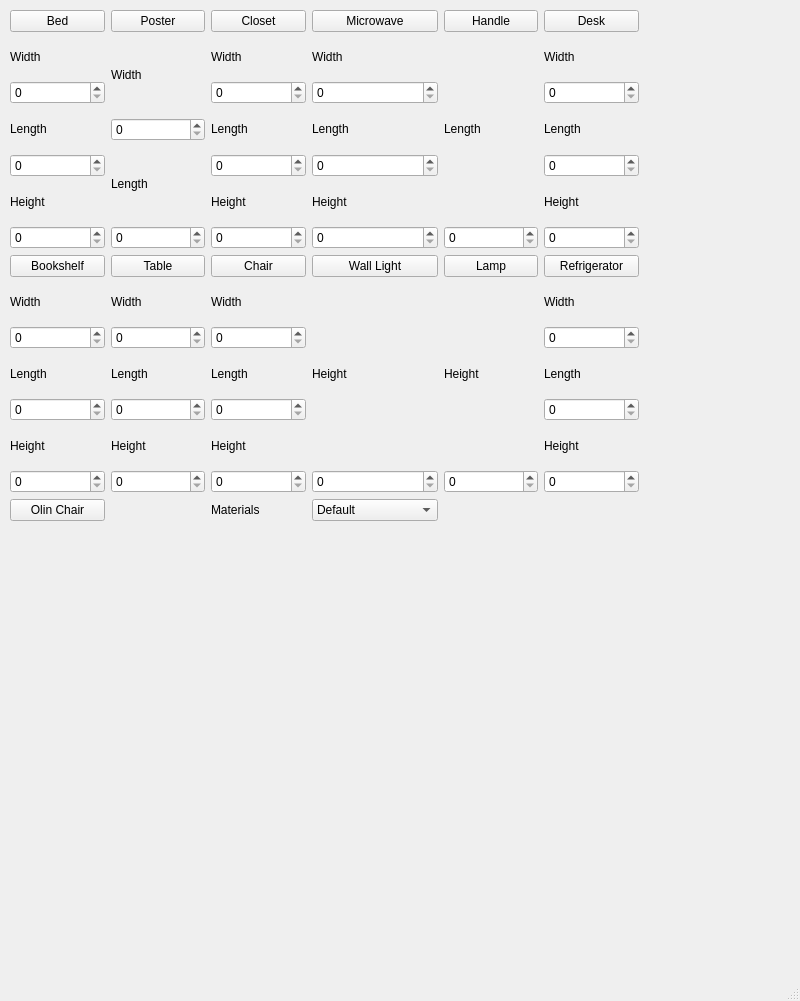
Old version of the form Gui5.ui in the repository nlintz/Room-Arranger.
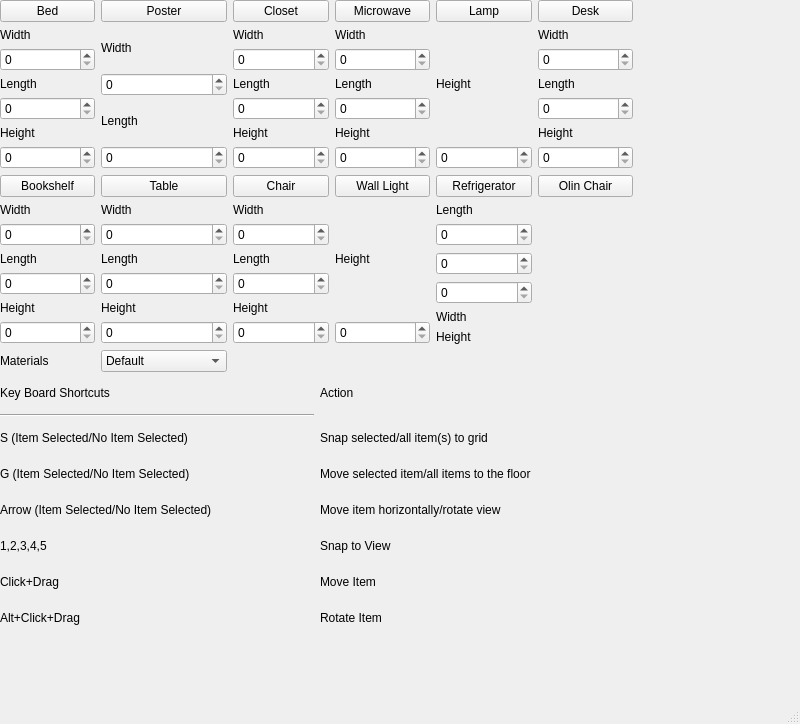
New version of the form.

The edit to the form file:
```diff
--- a/Gui5.ui
+++ b/Gui5.ui
@@ -7,22 +7,29 @@
     <x>0</x>
     <y>0</y>
     <width>800</width>
-    <height>1001</height>
+    <height>724</height>
    </rect>
   </property>
   <property name="windowTitle">
    <string>MainWindow</string>
   </property>
   <widget class="QWidget" name="centralwidget">
-   <widget class="QWidget" name="gridLayoutWidget">
+   <widget class="QWidget" name="">
     <property name="geometry">
      <rect>
-      <x>10</x>
-      <y>10</y>
-      <width>629</width>
-      <height>511</height>
+      <x>0</x>
+      <y>0</y>
+      <width>633</width>
+      <height>633</height>
      </rect>
     </property>
+    <layout class="QVBoxLayout" name="verticalLayout_9">
+     <item>
+      <layout class="QVBoxLayout" name="verticalLayout_8">
+       <item>
+        <layout class="QHBoxLayout" name="horizontalLayout"/>
+       </item>
+       <item>
     <layout class="QGridLayout" name="gridLayout">
      <item row="0" column="3">
       <widget class="QPushButton" name="MicrowaveButton">
@@ -269,62 +276,19 @@
       </widget>
      </item>
      <item row="3" column="5">
-      <layout class="QVBoxLayout" name="verticalLayout_12">
-       <item>
-        <widget class="QLabel" name="label_35">
-         <property name="text">
-          <string>Width</string>
-         </property>
-        </widget>
-       </item>
-       <item>
-        <widget class="QSpinBox" name="RefrigeratorWidth">
-         <property name="maximum">
-          <number>10</number>
-         </property>
-        </widget>
-       </item>
-       <item>
-        <widget class="QLabel" name="label_36">
-         <property name="text">
-          <string>Length</string>
-         </property>
-        </widget>
-       </item>
-       <item>
-        <widget class="QSpinBox" name="RefrigeratorLength">
-         <property name="maximum">
-          <number>10</number>
-         </property>
-        </widget>
-       </item>
-       <item>
-        <widget class="QLabel" name="label_37">
-         <property name="text">
-          <string>Height</string>
-         </property>
-        </widget>
-       </item>
-       <item>
-        <widget class="QSpinBox" name="RefrigeratorHeight">
-         <property name="maximum">
-          <number>10</number>
-         </property>
-        </widget>
-       </item>
-      </layout>
+          <layout class="QVBoxLayout" name="verticalLayout_12"/>
      </item>
      <item row="1" column="4">
       <layout class="QVBoxLayout" name="verticalLayout_13">
        <item>
-        <widget class="QLabel" name="label_33">
+            <widget class="QLabel" name="label_29">
          <property name="text">
-          <string>Length</string>
+              <string>Height</string>
          </property>
         </widget>
        </item>
        <item>
-        <widget class="QSpinBox" name="HandleLength">
+            <widget class="QSpinBox" name="LampHeight">
          <property name="maximum">
           <number>10</number>
          </property>
@@ -378,13 +342,6 @@
        </item>
       </layout>
      </item>
-     <item row="0" column="4">
-      <widget class="QPushButton" name="HandleButton">
-       <property name="text">
-        <string>Handle</string>
-       </property>
-      </widget>
-     </item>
      <item row="1" column="1">
       <layout class="QVBoxLayout" name="verticalLayout_2">
        <item>
@@ -466,28 +423,49 @@
      <item row="3" column="4">
       <layout class="QVBoxLayout" name="verticalLayout_15">
        <item>
-        <widget class="QLabel" name="label_29">
+            <widget class="QLabel" name="label_36">
+             <property name="text">
+              <string>Length</string>
+             </property>
+            </widget>
+           </item>
+           <item>
+            <widget class="QSpinBox" name="RefrigeratorHeight">
+             <property name="maximum">
+              <number>10</number>
+             </property>
+            </widget>
+           </item>
+           <item>
+            <widget class="QSpinBox" name="RefrigeratorLength">
+             <property name="maximum">
+              <number>10</number>
+             </property>
+            </widget>
+           </item>
+           <item>
+            <widget class="QSpinBox" name="RefrigeratorWidth">
+             <property name="maximum">
+              <number>10</number>
+             </property>
+            </widget>
+           </item>
+           <item>
+            <widget class="QLabel" name="label_35">
+             <property name="text">
+              <string>Width</string>
+             </property>
+            </widget>
+           </item>
+           <item>
+            <widget class="QLabel" name="label_37">
          <property name="text">
           <string>Height</string>
          </property>
         </widget>
        </item>
-       <item>
-        <widget class="QSpinBox" name="LampHeight">
-         <property name="maximum">
-          <number>10</number>
-         </property>
-        </widget>
-       </item>
-      </layout>
-     </item>
-     <item row="4" column="2">
-      <widget class="QLabel" name="MaterialsLabel">
-       <property name="text">
-        <string>Materials</string>
-       </property>
-      </widget>
-     </item>
+          </layout>
+         </item>
      <item row="2" column="2">
       <widget class="QPushButton" name="ChairButton">
        <property name="text">
@@ -495,20 +473,6 @@
        </property>
       </widget>
      </item>
-     <item row="4" column="0">
-      <widget class="QPushButton" name="OlinChairButton">
-       <property name="text">
-        <string>Olin Chair</string>
-       </property>
-      </widget>
-     </item>
-     <item row="2" column="4">
-      <widget class="QPushButton" name="LampButton">
-       <property name="text">
-        <string>Lamp</string>
-       </property>
-      </widget>
-     </item>
      <item row="0" column="2">
       <widget class="QPushButton" name="ClosetButton">
        <property name="text">
@@ -516,7 +480,81 @@
        </property>
       </widget>
      </item>
-     <item row="4" column="3">
+         <item row="0" column="5">
+          <widget class="QPushButton" name="DeskButton">
+           <property name="text">
+            <string>Desk</string>
+           </property>
+          </widget>
+         </item>
+         <item row="3" column="2">
+          <layout class="QVBoxLayout" name="verticalLayout_14">
+           <item>
+            <widget class="QLabel" name="label_24">
+             <property name="text">
+              <string>Width</string>
+             </property>
+            </widget>
+           </item>
+           <item>
+            <widget class="QSpinBox" name="ChairWidth">
+             <property name="maximum">
+              <number>10</number>
+             </property>
+            </widget>
+           </item>
+           <item>
+            <widget class="QLabel" name="label_25">
+             <property name="text">
+              <string>Length</string>
+             </property>
+            </widget>
+           </item>
+           <item>
+            <widget class="QSpinBox" name="ChairLength">
+             <property name="maximum">
+              <number>10</number>
+             </property>
+            </widget>
+           </item>
+           <item>
+            <widget class="QLabel" name="label_26">
+             <property name="text">
+              <string>Height</string>
+             </property>
+            </widget>
+           </item>
+           <item>
+            <widget class="QSpinBox" name="ChairHeight">
+             <property name="maximum">
+              <number>10</number>
+             </property>
+            </widget>
+           </item>
+          </layout>
+         </item>
+         <item row="0" column="4">
+          <widget class="QPushButton" name="LampButton">
+           <property name="text">
+            <string>Lamp</string>
+           </property>
+          </widget>
+         </item>
+         <item row="5" column="0">
+          <widget class="QLabel" name="MaterialsLabel">
+           <property name="text">
+            <string>Materials</string>
+           </property>
+          </widget>
+         </item>
+         <item row="2" column="4">
+          <widget class="QPushButton" name="RefrigeratorButton">
+           <property name="text">
+            <string>Refrigerator</string>
+           </property>
+          </widget>
+         </item>
+         <item row="5" column="1">
       <widget class="QComboBox" name="MaterialBox">
        <item>
         <property name="text">
@@ -595,91 +633,133 @@
        </item>
       </widget>
      </item>
-     <item row="0" column="5">
-      <widget class="QPushButton" name="DeskButton">
-       <property name="text">
-        <string>Desk</string>
-       </property>
-      </widget>
-     </item>
-     <item row="3" column="2">
-      <layout class="QVBoxLayout" name="verticalLayout_14">
-       <item>
-        <widget class="QLabel" name="label_24">
-         <property name="text">
-          <string>Width</string>
-         </property>
-        </widget>
-       </item>
-       <item>
-        <widget class="QSpinBox" name="ChairWidth">
-         <property name="maximum">
-          <number>10</number>
-         </property>
-        </widget>
-       </item>
-       <item>
-        <widget class="QLabel" name="label_25">
-         <property name="text">
-          <string>Length</string>
-         </property>
-        </widget>
-       </item>
-       <item>
-        <widget class="QSpinBox" name="ChairLength">
-         <property name="maximum">
-          <number>10</number>
-         </property>
-        </widget>
-       </item>
-       <item>
-        <widget class="QLabel" name="label_26">
-         <property name="text">
-          <string>Height</string>
-         </property>
-        </widget>
-       </item>
-       <item>
-        <widget class="QSpinBox" name="ChairHeight">
-         <property name="maximum">
-          <number>10</number>
-         </property>
-        </widget>
-       </item>
-      </layout>
-     </item>
      <item row="2" column="5">
-      <widget class="QPushButton" name="RefrigeratorButton">
+          <widget class="QPushButton" name="OlinChairButton">
        <property name="text">
-        <string>Refrigerator</string>
+            <string>Olin Chair</string>
        </property>
       </widget>
      </item>
     </layout>
-   </widget>
-   <widget class="QWidget" name="layoutWidget">
-    <property name="geometry">
-     <rect>
-      <x>0</x>
-      <y>0</y>
-      <width>2</width>
-      <height>2</height>
-     </rect>
-    </property>
-    <layout class="QHBoxLayout" name="horizontalLayout"/>
+       </item>
+      </layout>
+     </item>
+     <item>
+      <layout class="QGridLayout" name="gridLayout_2">
+       <item row="4" column="2">
+        <widget class="QLabel" name="label_40">
+         <property name="text">
+          <string>Move item horizontally/rotate view</string>
+         </property>
+        </widget>
+       </item>
+       <item row="7" column="2">
+        <widget class="QLabel" name="label_43">
+         <property name="text">
+          <string>Rotate Item</string>
+         </property>
+        </widget>
+       </item>
+       <item row="5" column="2">
+        <widget class="QLabel" name="label_41">
+         <property name="text">
+          <string>Snap to View</string>
+         </property>
+        </widget>
+       </item>
+       <item row="0" column="1">
+        <widget class="QLabel" name="label_2">
+         <property name="text">
+          <string>Key Board Shortcuts</string>
+         </property>
+        </widget>
+       </item>
+       <item row="2" column="2">
+        <widget class="QLabel" name="label">
+         <property name="text">
+          <string>Snap selected/all item(s) to grid</string>
+         </property>
+        </widget>
+       </item>
+       <item row="6" column="2">
+        <widget class="QLabel" name="label_42">
+         <property name="text">
+          <string>Move Item</string>
+         </property>
+        </widget>
+       </item>
+       <item row="0" column="2">
+        <widget class="QLabel" name="label_7">
+         <property name="text">
+          <string>Action</string>
+         </property>
+        </widget>
+       </item>
+       <item row="4" column="1">
+        <widget class="QLabel" name="label_17">
+         <property name="text">
+          <string>Arrow (Item Selected/No Item Selected)</string>
+         </property>
+        </widget>
+       </item>
+       <item row="3" column="2">
+        <widget class="QLabel" name="label_39">
+         <property name="text">
+          <string>Move selected item/all items to the floor</string>
+         </property>
+        </widget>
+       </item>
+       <item row="3" column="1">
+        <widget class="QLabel" name="label_8">
+         <property name="text">
+          <string>G (Item Selected/No Item Selected)</string>
+         </property>
+        </widget>
+       </item>
+       <item row="7" column="1">
+        <widget class="QLabel" name="label_38">
+         <property name="text">
+          <string>Alt+Click+Drag</string>
+         </property>
+        </widget>
+       </item>
+       <item row="5" column="1">
+        <widget class="QLabel" name="label_33">
+         <property name="text">
+          <string>1,2,3,4,5</string>
+         </property>
+        </widget>
+       </item>
+       <item row="2" column="1">
+        <widget class="QLabel" name="label_15">
+         <property name="text">
+          <string>S (Item Selected/No Item Selected)</string>
+         </property>
+        </widget>
+       </item>
+       <item row="6" column="1">
+        <widget class="QLabel" name="label_16">
+         <property name="text">
+          <string>Click+Drag</string>
+         </property>
+        </widget>
+       </item>
+       <item row="1" column="1">
+        <widget class="Line" name="line">
+         <property name="orientation">
+          <enum>Qt::Horizontal</enum>
+         </property>
+        </widget>
+       </item>
+      </layout>
+     </item>
+    </layout>
    </widget>
    <zorder>layoutWidget</zorder>
    <zorder>gridLayoutWidget</zorder>
-   <zorder>label_33</zorder>
-   <zorder>HandleLength</zorder>
-   <zorder>ChairHeight</zorder>
-   <zorder>label_24</zorder>
-   <zorder>label_26</zorder>
-   <zorder>ChairWidth</zorder>
-   <zorder>ChairLength</zorder>
-   <zorder>label_25</zorder>
-   <zorder>LampHeight</zorder>
-   <zorder>label_29</zorder>
+   <zorder>RefrigeratorButton</zorder>
+   <zorder>label</zorder>
+   <zorder>gridLayoutWidget_2</zorder>
   </widget>
   <widget class="QMenuBar" name="menubar">
    <property name="geometry">
```
Lines whose indentation alone changed are shown as unchanged.
